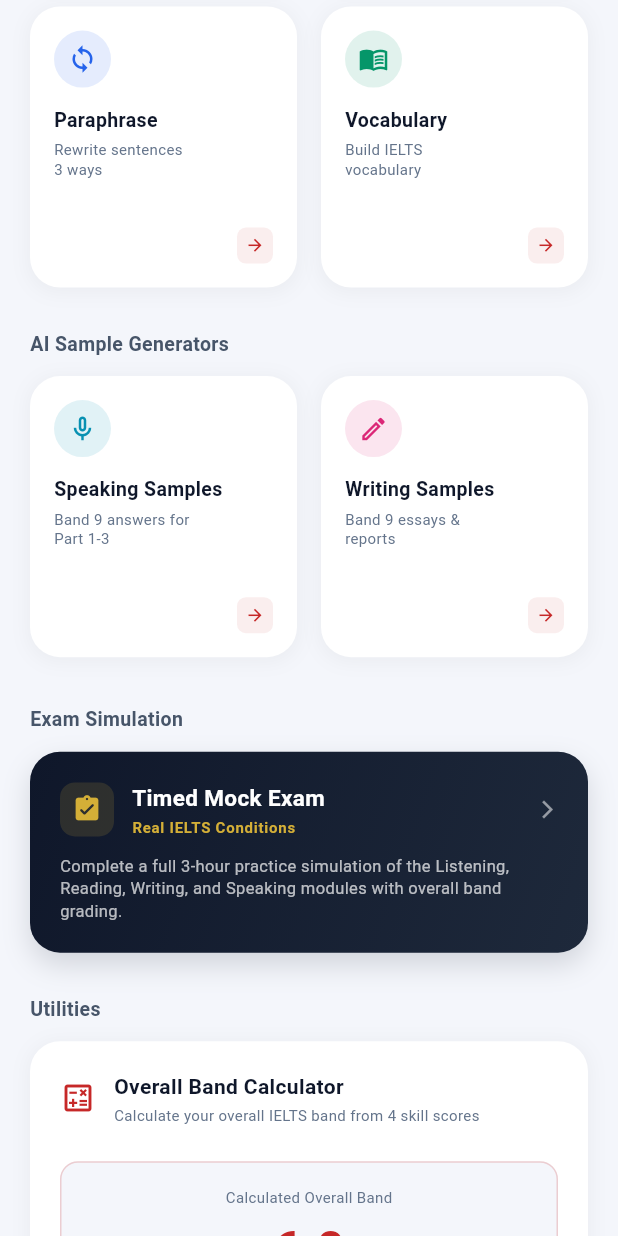
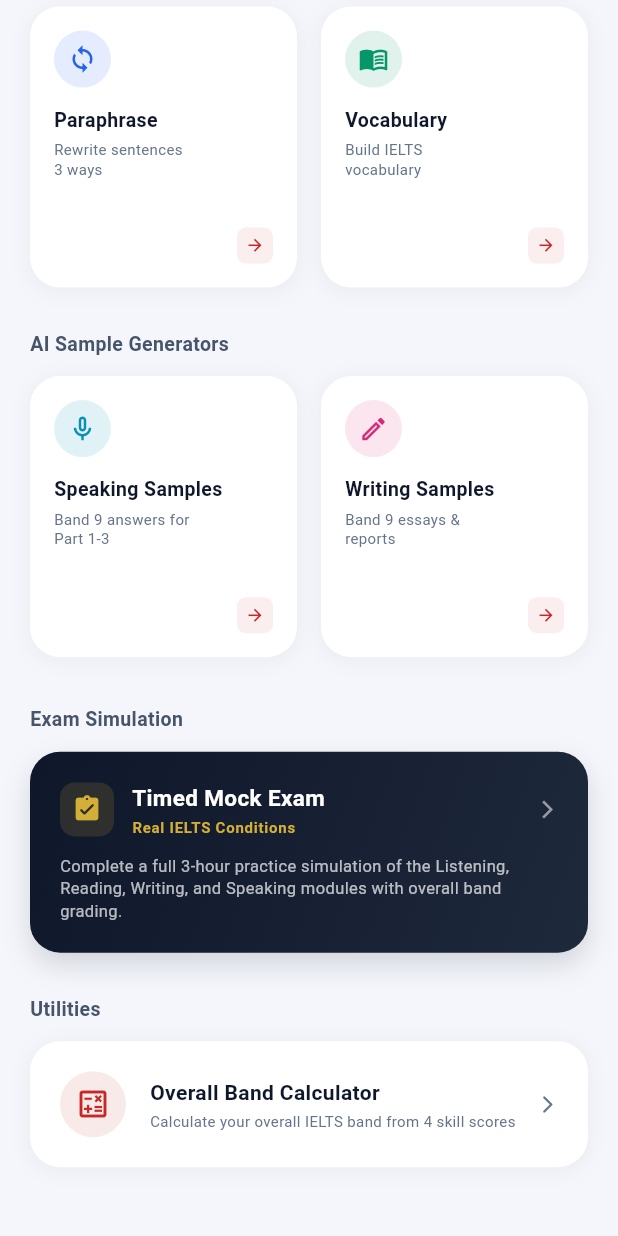
Before and after one commit to Omatsulijoshua/AuraLingo-AI-, a Flutter app: the ToolsScreen screen opened directly, scrolled down 337 dp, on a phone screen of 412 x 824 dp. Run offline on Flutter 3.47's test engine with Material 3 defaults, Android fonts, the phone set to English and light mode, and no system bars; our stand-ins replace audioplayers, flutter_riverpod, shared_preferences; accounts and stored records are empty.

Commit message:
feat: premium dedicated band score calculator tool on web and mobile app

```diff
--- a/mobile_app/lib/screens/tools_screen.dart
+++ b/mobile_app/lib/screens/tools_screen.dart
@@ -7,6 +7,7 @@
 import 'speaking_practice_screen.dart';
 import 'writing_practice_screen.dart';
 import 'mock_exams_screen.dart';
+import 'band_calculator_screen.dart';
 
 class ToolsScreen extends StatefulWidget {
   const ToolsScreen({super.key});
@@ -16,28 +17,6 @@
 }
 
 class _ToolsScreenState extends State<ToolsScreen> {
-  // Band Calculator input variables
-  double _listeningScore = 6.0;
-  double _readingScore = 6.0;
-  double _writingScore = 6.0;
-  double _speakingScore = 6.0;
-  double _overallBand = 6.0;
-
-  void _calculateOverall() {
-    final double avg = (_listeningScore + _readingScore + _writingScore + _speakingScore) / 4.0;
-    // IELTS Rounding Rules: round to nearest half band
-    final double fraction = avg - avg.toInt();
-    double rounded = avg.toInt().toDouble();
-    if (fraction >= 0.75) {
-      rounded += 1.0;
-    } else if (fraction >= 0.25) {
-      rounded += 0.5;
-    }
-    setState(() {
-      _overallBand = rounded;
-    });
-  }
-
   String _t(String key) => LocalizationService.translate(key);
 
   @override
@@ -313,7 +292,6 @@
               const SizedBox(height: 12),
 
               Container(
-                padding: const EdgeInsets.all(20),
                 decoration: BoxDecoration(
                   color: Colors.white,
                   borderRadius: BorderRadius.circular(20),
@@ -326,13 +304,29 @@
                     ),
                   ],
                 ),
-                child: Column(
-                  crossAxisAlignment: CrossAxisAlignment.stretch,
+                child: Material(
+                  color: Colors.transparent,
+                  child: InkWell(
+                    onTap: () {
+                      Navigator.push(
+                        context,
+                        MaterialPageRoute(builder: (_) => const BandCalculatorScreen()),
+                      );
+                    },
+                    borderRadius: BorderRadius.circular(20),
+                    child: Padding(
+                      padding: const EdgeInsets.all(20),
+                      child: Row(
                         children: [
-                    Row(
-                      children: [
-                        const Icon(Icons.calculate_outlined, color: Color(0xFFC62828), size: 24),
-                        const SizedBox(width: 12),
+                          Container(
+                            padding: const EdgeInsets.all(10),
+                            decoration: BoxDecoration(
+                              color: const Color(0xFFC62828).withValues(alpha: 0.1),
+                              shape: BoxShape.circle,
+                            ),
+                            child: const Icon(Icons.calculate_outlined, color: Color(0xFFC62828), size: 24),
+                          ),
+                          const SizedBox(width: 16),
                           Expanded(
                             child: Column(
                               crossAxisAlignment: CrossAxisAlignment.start,
@@ -349,49 +343,15 @@
                               ],
                             ),
                           ),
-                      ],
-                    ),
-                    const SizedBox(height: 24),
-
-                    // Overall result display
-                    Container(
-                      padding: const EdgeInsets.symmetric(vertical: 16),
-                      decoration: BoxDecoration(
-                        color: const Color(0xFFF4F6FB),
-                        borderRadius: BorderRadius.circular(12),
-                        border: Border.all(color: const Color(0xFFC62828).withValues(alpha: 0.2)),
-                      ),
-                      child: Column(
-                        children: [
-                          const Text('Calculated Overall Band', style: TextStyle(color: Color(0xFF64748B), fontSize: 10)),
-                          const SizedBox(height: 4),
-                          Text(
-                            '$_overallBand',
-                            style: const TextStyle(color: Color(0xFFC62828), fontSize: 32, fontWeight: FontWeight.w900),
+                          const Icon(
+                            Icons.arrow_forward_ios_rounded,
+                            color: Color(0xFF64748B),
+                            size: 14,
                           ),
                         ],
                       ),
                     ),
-                    const SizedBox(height: 20),
-
-                    // Score sliders
-                    _buildScoreSelector('Listening', _listeningScore, (val) {
-                      setState(() => _listeningScore = val);
-                      _calculateOverall();
-                    }),
-                    _buildScoreSelector('Reading', _readingScore, (val) {
-                      setState(() => _readingScore = val);
-                      _calculateOverall();
-                    }),
-                    _buildScoreSelector('Writing', _writingScore, (val) {
-                      setState(() => _writingScore = val);
-                      _calculateOverall();
-                    }),
-                    _buildScoreSelector('Speaking', _speakingScore, (val) {
-                      setState(() => _speakingScore = val);
-                      _calculateOverall();
-                    }),
-                  ],
+                  ),
                 ),
               ),
               const SizedBox(height: 30),
@@ -488,34 +448,4 @@
       ),
     );
   }
-
-  Widget _buildScoreSelector(String label, double val, ValueChanged<double> onChanged) {
-    return Padding(
-      padding: const EdgeInsets.only(bottom: 12.0),
-      child: Row(
-        children: [
-          SizedBox(
-            width: 80,
-            child: Text(label, style: const TextStyle(color: Color(0xFF475569), fontSize: 12, fontWeight: FontWeight.w600)),
-          ),
-          Expanded(
-            child: Slider(
-              value: val,
-              min: 4.0,
-              max: 9.0,
-              divisions: 10,
-              label: val.toString(),
-              activeColor: const Color(0xFFC62828),
-              inactiveColor: const Color(0xFFCBD5E1),
-              onChanged: onChanged,
-            ),
-          ),
-          SizedBox(
-            width: 30,
-            child: Text(val.toString(), style: const TextStyle(color: Color(0xFFC62828), fontWeight: FontWeight.bold, fontSize: 12)),
-          ),
-        ],
-      ),
-    );
 }
-}
```
Also changed, not shown: mobile_app/lib/screens/band_calculator_screen.dart (added, +320 -0 lines), 1 other file. Lines whose indentation alone changed are shown as unchanged.
